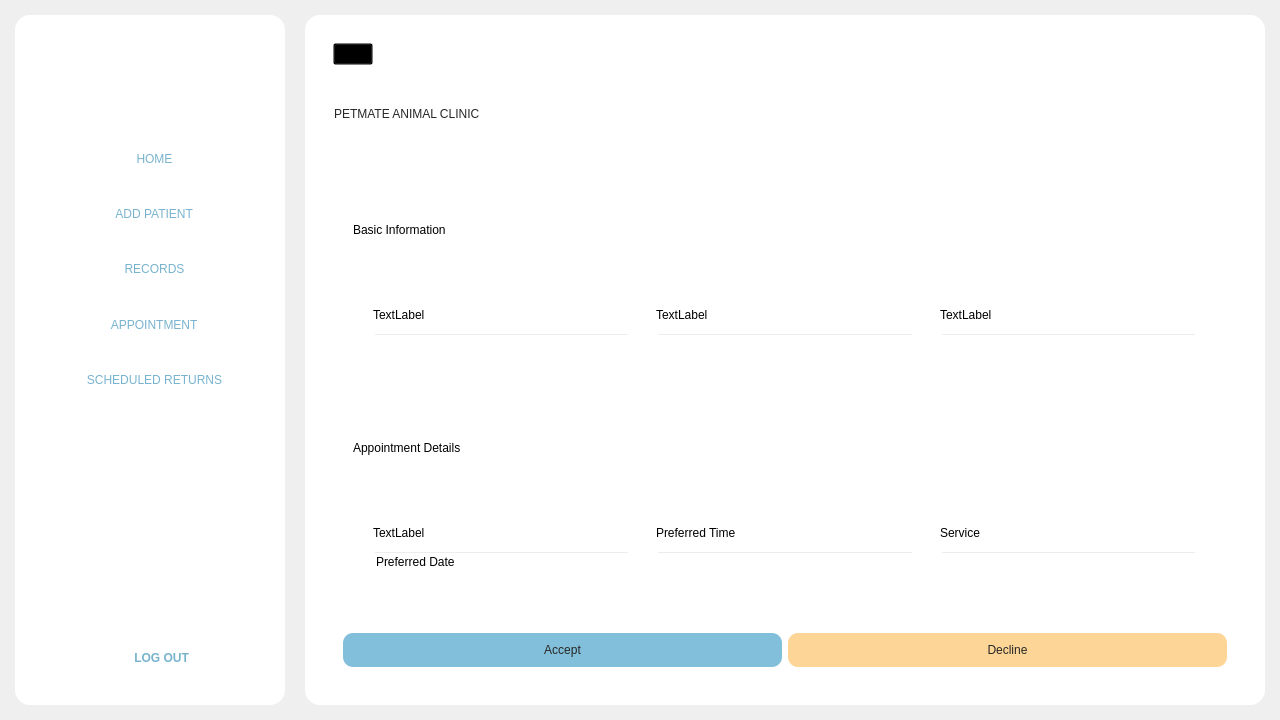
The window that Frontend/Home.ui (DreddVDomasian/Petmate-Desktop-Application) describes before a commit, drawn with Qt 5.
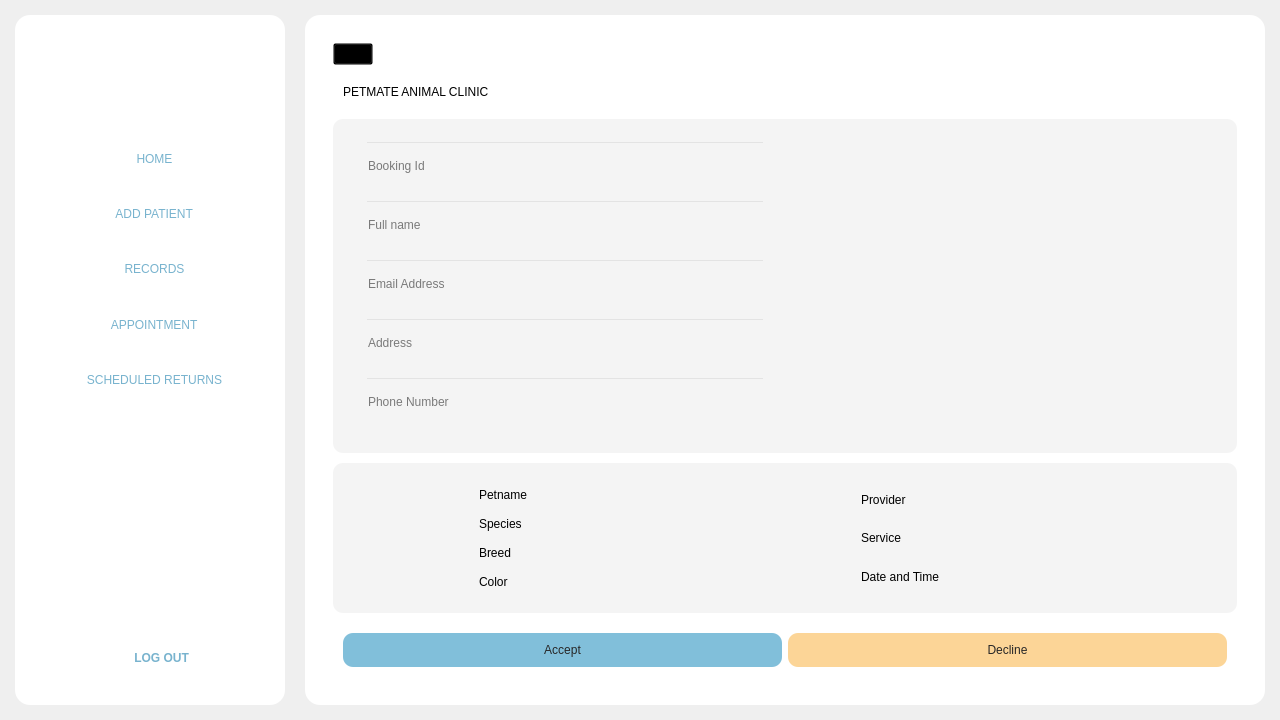
The same window after the commit. Icons and pictures are not drawn.

Commit message: web review

Diff of the .ui file:
```diff
--- a/Frontend/Home.ui
+++ b/Frontend/Home.ui
@@ -8154,45 +8154,14 @@
                </widget>
               </item>
               <item>
-               <widget class="QFrame" name="frame_23">
-                <property name="sizePolicy">
-                 <sizepolicy hsizetype="Expanding" vsizetype="Expanding">
-                  <horstretch>0</horstretch>
-                  <verstretch>0</verstretch>
-                 </sizepolicy>
-                </property>
-                <property name="maximumSize">
-                 <size>
-                  <width>16777215</width>
-                  <height>150</height>
-                 </size>
-                </property>
-                <property name="styleSheet">
-                 <string notr="true">QLabel{
-	font-family:&quot;Rubik Mono One&quot;;
-	color:rgb(39, 39, 39);
-
-}</string>
-                </property>
+               <widget class="QFrame" name="frame_24">
                 <property name="frameShape">
                  <enum>QFrame::StyledPanel</enum>
                 </property>
                 <property name="frameShadow">
                  <enum>QFrame::Raised</enum>
                 </property>
-                <layout class="QHBoxLayout" name="horizontalLayout_34">
-                 <property name="leftMargin">
-                  <number>0</number>
-                 </property>
-                 <property name="topMargin">
-                  <number>0</number>
-                 </property>
-                 <property name="rightMargin">
-                  <number>0</number>
-                 </property>
-                 <property name="bottomMargin">
-                  <number>0</number>
-                 </property>
+                <layout class="QHBoxLayout" name="horizontalLayout_35">
                  <item>
                   <widget class="QLabel" name="pageHeader5">
                    <property name="sizePolicy">
@@ -8238,12 +8207,12 @@
                </widget>
               </item>
               <item>
-               <widget class="QFrame" name="frame_24">
-                <property name="minimumSize">
-                 <size>
-                  <width>0</width>
-                  <height>450</height>
-                 </size>
+               <widget class="QFrame" name="reviewClient">
+                <property name="styleSheet">
+                 <string notr="true">#reviewClient{
+	border-radius:10px;
+	background-color:rgb(244, 244, 244);
+}</string>
                 </property>
                 <property name="frameShape">
                  <enum>QFrame::StyledPanel</enum>
@@ -8251,197 +8220,317 @@
                 <property name="frameShadow">
                  <enum>QFrame::Raised</enum>
                 </property>
-                <layout class="QVBoxLayout" name="verticalLayout_46">
+                <layout class="QHBoxLayout" name="horizontalLayout_36">
                  <item>
-                  <widget class="QFrame" name="frame_25">
-                   <property name="frameShape">
-                    <enum>QFrame::StyledPanel</enum>
+                  <widget class="QLabel" name="label_13">
+                   <property name="maximumSize">
+                    <size>
+                     <width>120</width>
+                     <height>120</height>
+                    </size>
                    </property>
-                   <property name="frameShadow">
-                    <enum>QFrame::Raised</enum>
+                   <property name="text">
+                    <string/>
                    </property>
-                   <layout class="QVBoxLayout" name="verticalLayout_47">
-                    <item>
-                     <widget class="QLabel" name="label_13">
-                      <property name="text">
-                       <string>Basic Information</string>
-                      </property>
-                     </widget>
-                    </item>
-                    <item>
-                     <widget class="QFrame" name="frame_27">
-                      <property name="frameShape">
-                       <enum>QFrame::StyledPanel</enum>
-                      </property>
-                      <property name="frameShadow">
-                       <enum>QFrame::Raised</enum>
-                      </property>
-                      <layout class="QHBoxLayout" name="horizontalLayout_35">
-                       <item>
-                        <widget class="QFrame" name="frame_28">
-                         <property name="frameShape">
-                          <enum>QFrame::StyledPanel</enum>
-                         </property>
-                         <property name="frameShadow">
-                          <enum>QFrame::Raised</enum>
-                         </property>
-                         <layout class="QVBoxLayout" name="verticalLayout_48">
-                          <item>
-                           <widget class="QLabel" name="label_21">
-                            <property name="text">
-                             <string>TextLabel</string>
-                            </property>
-                           </widget>
-                          </item>
-                          <item>
-                           <widget class="QLineEdit" name="lineEdit"/>
-                          </item>
-                         </layout>
-                        </widget>
-                       </item>
-                       <item>
-                        <widget class="QFrame" name="frame_29">
-                         <property name="frameShape">
-                          <enum>QFrame::StyledPanel</enum>
-                         </property>
-                         <property name="frameShadow">
-                          <enum>QFrame::Raised</enum>
-                         </property>
-                         <layout class="QVBoxLayout" name="verticalLayout_62">
-                          <item>
-                           <widget class="QLabel" name="label_22">
-                            <property name="text">
-                             <string>TextLabel</string>
-                            </property>
-                           </widget>
-                          </item>
-                          <item>
-                           <widget class="QLineEdit" name="lineEdit_2"/>
-                          </item>
-                         </layout>
-                        </widget>
-                       </item>
-                       <item>
-                        <widget class="QFrame" name="frame_37">
-                         <property name="frameShape">
-                          <enum>QFrame::StyledPanel</enum>
-                         </property>
-                         <property name="frameShadow">
-                          <enum>QFrame::Raised</enum>
-                         </property>
-                         <layout class="QVBoxLayout" name="verticalLayout_63">
-                          <item>
-                           <widget class="QLabel" name="label_23">
-                            <property name="text">
-                             <string>TextLabel</string>
-                            </property>
-                           </widget>
-                          </item>
-                          <item>
-                           <widget class="QLineEdit" name="lineEdit_3"/>
-                          </item>
-                         </layout>
-                        </widget>
-                       </item>
-                      </layout>
-                     </widget>
-                    </item>
-                   </layout>
+                   <property name="pixmap">
+                    <pixmap resource="resource.qrc">:/Icons/Icons/UserIcon.png</pixmap>
+                   </property>
+                   <property name="scaledContents">
+                    <bool>true</bool>
+                   </property>
                   </widget>
                  </item>
                  <item>
                   <widget class="QFrame" name="frame_26">
+                   <property name="styleSheet">
+                    <string notr="true"/>
+                   </property>
                    <property name="frameShape">
                     <enum>QFrame::StyledPanel</enum>
                    </property>
                    <property name="frameShadow">
                     <enum>QFrame::Raised</enum>
                    </property>
-                   <layout class="QVBoxLayout" name="verticalLayout_64">
+                   <layout class="QVBoxLayout" name="verticalLayout_46">
                     <item>
-                     <widget class="QLabel" name="label_24">
-                      <property name="text">
-                       <string>Appointment Details</string>
+                     <widget class="QLineEdit" name="lineEdit_4">
+                      <property name="sizePolicy">
+                       <sizepolicy hsizetype="Expanding" vsizetype="Expanding">
+                        <horstretch>0</horstretch>
+                        <verstretch>0</verstretch>
+                       </sizepolicy>
                       </property>
+                      <property name="maximumSize">
+                       <size>
+                        <width>400</width>
+                        <height>50</height>
+                       </size>
+                      </property>
+                      <property name="readOnly">
+                       <bool>true</bool>
+                      </property>
+                      <property name="placeholderText">
+                       <string>Booking Id</string>
+                      </property>
                      </widget>
                     </item>
                     <item>
-                     <widget class="QFrame" name="frame_38">
+                     <widget class="QLineEdit" name="lineEdit">
+                      <property name="sizePolicy">
+                       <sizepolicy hsizetype="Expanding" vsizetype="Expanding">
+                        <horstretch>0</horstretch>
+                        <verstretch>0</verstretch>
+                       </sizepolicy>
+                      </property>
+                      <property name="maximumSize">
+                       <size>
+                        <width>400</width>
+                        <height>50</height>
+                       </size>
+                      </property>
+                      <property name="readOnly">
+                       <bool>true</bool>
+                      </property>
+                      <property name="placeholderText">
+                       <string>Full name</string>
+                      </property>
+                     </widget>
+                    </item>
+                    <item>
+                     <widget class="QLineEdit" name="lineEdit_2">
+                      <property name="sizePolicy">
+                       <sizepolicy hsizetype="Expanding" vsizetype="Expanding">
+                        <horstretch>0</horstretch>
+                        <verstretch>0</verstretch>
+                       </sizepolicy>
+                      </property>
+                      <property name="maximumSize">
+                       <size>
+                        <width>400</width>
+                        <height>50</height>
+                       </size>
+                      </property>
+                      <property name="readOnly">
+                       <bool>true</bool>
+                      </property>
+                      <property name="placeholderText">
+                       <string>Email Address</string>
+                      </property>
+                     </widget>
+                    </item>
+                    <item>
+                     <widget class="QLineEdit" name="lineEdit_3">
+                      <property name="sizePolicy">
+                       <sizepolicy hsizetype="Expanding" vsizetype="Expanding">
+                        <horstretch>0</horstretch>
+                        <verstretch>0</verstretch>
+                       </sizepolicy>
+                      </property>
+                      <property name="maximumSize">
+                       <size>
+                        <width>400</width>
+                        <height>50</height>
+                       </size>
+                      </property>
+                      <property name="readOnly">
+                       <bool>true</bool>
+                      </property>
+                      <property name="placeholderText">
+                       <string>Address</string>
+                      </property>
+                     </widget>
+                    </item>
+                    <item>
+                     <widget class="QLineEdit" name="lineEdit_5">
+                      <property name="sizePolicy">
+                       <sizepolicy hsizetype="Expanding" vsizetype="Expanding">
+                        <horstretch>0</horstretch>
+                        <verstretch>0</verstretch>
+                       </sizepolicy>
+                      </property>
+                      <property name="maximumSize">
+                       <size>
+                        <width>400</width>
+                        <height>50</height>
+                       </size>
+                      </property>
+                      <property name="readOnly">
+                       <bool>true</bool>
+                      </property>
+                      <property name="placeholderText">
+                       <string>Phone Number</string>
+                      </property>
+                     </widget>
+                    </item>
+                   </layout>
+                  </widget>
+                 </item>
+                </layout>
+               </widget>
+              </item>
+              <item>
+               <widget class="QFrame" name="reviewPet">
+                <property name="sizePolicy">
+                 <sizepolicy hsizetype="Expanding" vsizetype="Expanding">
+                  <horstretch>0</horstretch>
+                  <verstretch>0</verstretch>
+                 </sizepolicy>
+                </property>
+                <property name="maximumSize">
+                 <size>
+                  <width>16777215</width>
+                  <height>150</height>
+                 </size>
+                </property>
+                <property name="styleSheet">
+                 <string notr="true">#reviewPet{
+	border-radius:10px;
+	background-color:rgb(244, 244, 244);
+}</string>
+                </property>
+                <property name="frameShape">
+                 <enum>QFrame::StyledPanel</enum>
+                </property>
+                <property name="frameShadow">
+                 <enum>QFrame::Raised</enum>
+                </property>
+                <layout class="QHBoxLayout" name="horizontalLayout_34">
+                 <property name="leftMargin">
+                  <number>0</number>
+                 </property>
+                 <property name="topMargin">
+                  <number>0</number>
+                 </property>
+                 <property name="rightMargin">
+                  <number>0</number>
+                 </property>
+                 <property name="bottomMargin">
+                  <number>0</number>
+                 </property>
+                 <item>
+                  <widget class="QLabel" name="label_21">
+                   <property name="maximumSize">
+                    <size>
+                     <width>120</width>
+                     <height>120</height>
+                    </size>
+                   </property>
+                   <property name="text">
+                    <string/>
+                   </property>
+                   <property name="pixmap">
+                    <pixmap resource="resource.qrc">:/Icons/Icons/dog.png</pixmap>
+                   </property>
+                   <property name="scaledContents">
+                    <bool>true</bool>
+                   </property>
+                  </widget>
+                 </item>
+                 <item>
+                  <widget class="QFrame" name="frame_27">
+                   <property name="frameShape">
+                    <enum>QFrame::StyledPanel</enum>
+                   </property>
+                   <property name="frameShadow">
+                    <enum>QFrame::Raised</enum>
+                   </property>
+                   <layout class="QHBoxLayout" name="horizontalLayout_37">
+                    <item>
+                     <widget class="QFrame" name="frame_25">
                       <property name="frameShape">
                        <enum>QFrame::StyledPanel</enum>
                       </property>
                       <property name="frameShadow">
                        <enum>QFrame::Raised</enum>
                       </property>
-                      <layout class="QHBoxLayout" name="horizontalLayout_36">
+                      <layout class="QVBoxLayout" name="verticalLayout_47">
                        <item>
-                        <widget class="QFrame" name="frame_39">
-                         <property name="frameShape">
-                          <enum>QFrame::StyledPanel</enum>
+                        <widget class="QLabel" name="label_31">
+                         <property name="styleSheet">
+                          <string notr="true">font: 87 13pt &quot;Montserrat Black&quot;;
+color:rgb(0, 0, 0);</string>
                          </property>
-                         <property name="frameShadow">
-                          <enum>QFrame::Raised</enum>
+                         <property name="text">
+                          <string>Petname</string>
                          </property>
-                         <layout class="QVBoxLayout" name="verticalLayout_68">
-                          <item>
-                           <widget class="QLabel" name="label_28">
-                            <property name="text">
-                             <string>TextLabel</string>
-                            </property>
-                           </widget>
-                          </item>
-                          <item>
-                           <widget class="QLineEdit" name="lineEdit_4">
-                            <property name="text">
-                             <string>Preferred Date</string>
-                            </property>
-                           </widget>
-                          </item>
-                         </layout>
                         </widget>
                        </item>
                        <item>
-                        <widget class="QFrame" name="frame_40">
-                         <property name="frameShape">
-                          <enum>QFrame::StyledPanel</enum>
+                        <widget class="QLabel" name="label_32">
+                         <property name="styleSheet">
+                          <string notr="true">font: 87 13pt &quot;Montserrat Black&quot;;
+color:rgb(0, 0, 0);</string>
                          </property>
-                         <property name="frameShadow">
-                          <enum>QFrame::Raised</enum>
+                         <property name="text">
+                          <string>Species</string>
                          </property>
-                         <layout class="QVBoxLayout" name="verticalLayout_69">
-                          <item>
-                           <widget class="QLabel" name="label_29">
-                            <property name="text">
-                             <string>Preferred Time</string>
-                            </property>
-                           </widget>
-                          </item>
-                          <item>
-                           <widget class="QLineEdit" name="lineEdit_5"/>
-                          </item>
-                         </layout>
                         </widget>
                        </item>
                        <item>
-                        <widget class="QFrame" name="frame_41">
-                         <property name="frameShape">
-                          <enum>QFrame::StyledPanel</enum>
+                        <widget class="QLabel" name="label_33">
+                         <property name="styleSheet">
+                          <string notr="true">font: 87 13pt &quot;Montserrat Black&quot;;
+color:rgb(0, 0, 0);</string>
                          </property>
-                         <property name="frameShadow">
-                          <enum>QFrame::Raised</enum>
+                         <property name="text">
+                          <string>Breed</string>
                          </property>
-                         <layout class="QVBoxLayout" name="verticalLayout_70">
-                          <item>
-                           <widget class="QLabel" name="label_31">
-                            <property name="text">
-                             <string>Service</string>
-                            </property>
-                           </widget>
-                          </item>
-                          <item>
-                           <widget class="QLineEdit" name="lineEdit_6"/>
-                          </item>
-                         </layout>
+                        </widget>
+                       </item>
+                       <item>
+                        <widget class="QLabel" name="label_34">
+                         <property name="styleSheet">
+                          <string notr="true">font: 87 13pt &quot;Montserrat Black&quot;;
+color:rgb(0, 0, 0);</string>
+                         </property>
+                         <property name="text">
+                          <string>Color</string>
+                         </property>
+                        </widget>
+                       </item>
+                      </layout>
+                     </widget>
+                    </item>
+                    <item>
+                     <widget class="QFrame" name="frame_28">
+                      <property name="frameShape">
+                       <enum>QFrame::StyledPanel</enum>
+                      </property>
+                      <property name="frameShadow">
+                       <enum>QFrame::Raised</enum>
+                      </property>
+                      <layout class="QVBoxLayout" name="verticalLayout_48">
+                       <item>
+                        <widget class="QLabel" name="label_35">
+                         <property name="styleSheet">
+                          <string notr="true">font: 87 13pt &quot;Montserrat Black&quot;;
+color:rgb(0, 0, 0);</string>
+                         </property>
+                         <property name="text">
+                          <string>Provider</string>
+                         </property>
+                        </widget>
+                       </item>
+                       <item>
+                        <widget class="QLabel" name="label_36">
+                         <property name="styleSheet">
+                          <string notr="true">font: 87 13pt &quot;Montserrat Black&quot;;
+color:rgb(0, 0, 0);</string>
+                         </property>
+                         <property name="text">
+                          <string>Service</string>
+                         </property>
+                        </widget>
+                       </item>
+                       <item>
+                        <widget class="QLabel" name="label_37">
+                         <property name="styleSheet">
+                          <string notr="true">font: 87 13pt &quot;Montserrat Black&quot;;
+color:rgb(0, 0, 0);</string>
+                         </property>
+                         <property name="text">
+                          <string>Date and Time</string>
+                         </property>
                         </widget>
                        </item>
                       </layout>
```
The commit also changes 1 other file.
